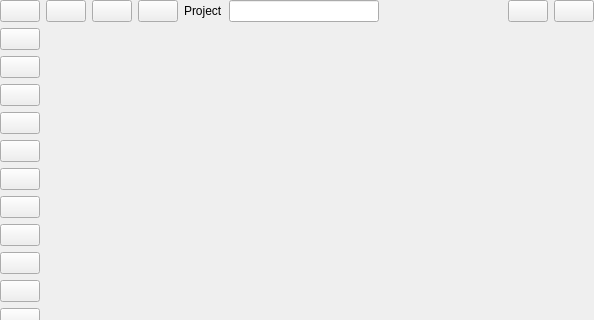
Old version of the form src/Editor/EditorActionBar.ui in the repository RemotelyChaotic/JOIPEngine; both pictures show x 0 to 594 and y 0 to 320 of the 594 by 1268 pixel window.
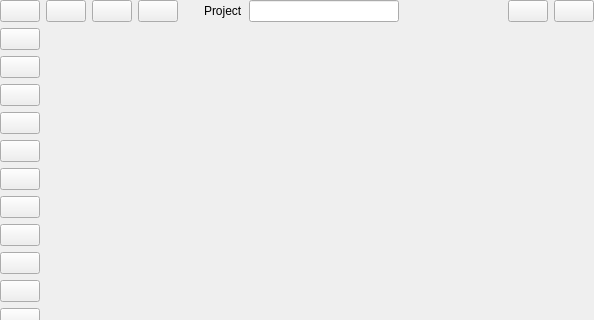
New version of the form. Custom widgets are drawn as their Qt base class.

Commit message: ActionBar size fix

```diff
--- a/src/Editor/EditorActionBar.ui
+++ b/src/Editor/EditorActionBar.ui
@@ -10,6 +10,12 @@
     <height>1268</height>
    </rect>
   </property>
+  <property name="sizePolicy">
+   <sizepolicy hsizetype="Preferred" vsizetype="Minimum">
+    <horstretch>0</horstretch>
+    <verstretch>0</verstretch>
+   </sizepolicy>
+  </property>
   <property name="windowTitle">
    <string>Form</string>
   </property>
@@ -108,6 +114,22 @@
         </property>
        </widget>
       </item>
+      <item>
+       <spacer name="horizontalSpacer_2">
+        <property name="orientation">
+         <enum>Qt::Horizontal</enum>
+        </property>
+        <property name="sizeType">
+         <enum>QSizePolicy::Fixed</enum>
+        </property>
+        <property name="sizeHint" stdset="0">
+         <size>
+          <width>20</width>
+          <height>20</height>
+         </size>
+        </property>
+       </spacer>
+      </item>
       <item>
        <widget class="QLabel" name="pProjectLabel">
         <property name="text">
@@ -622,7 +644,7 @@
      <property name="sizeHint" stdset="0">
       <size>
        <width>20</width>
-       <height>40</height>
+       <height>0</height>
       </size>
      </property>
     </spacer>
```
The commit also changes 2 other files.
